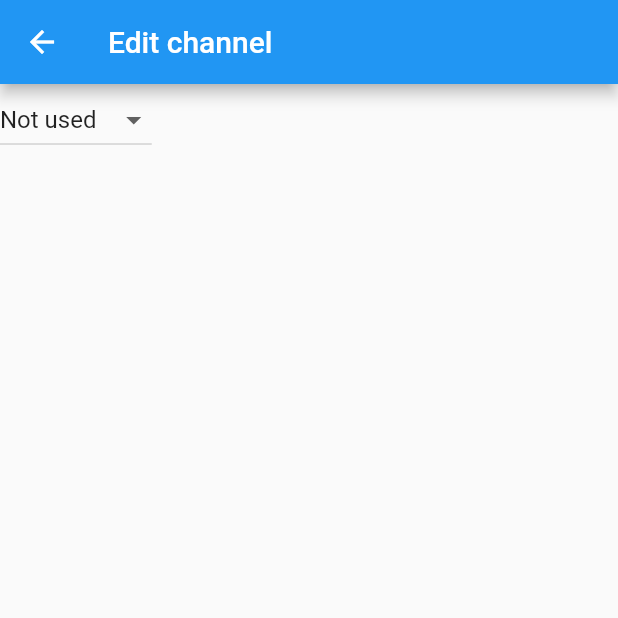
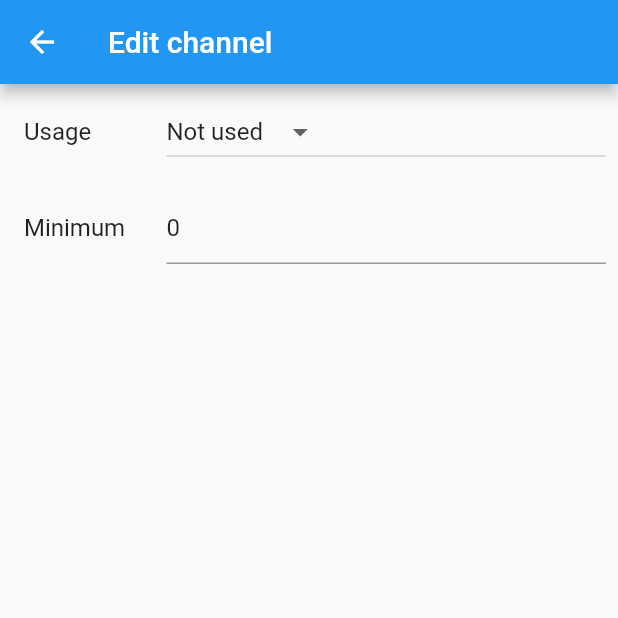
Before and after one commit to TobiasJacob/gcrdeviceconfigurator, a Flutter app: the ChannelPage screen opened directly, on a phone screen of 412 x 824 dp, the top half of it. Run offline on Flutter 3.47's test engine with Material 2 defaults, Android fonts, the phone set to English and light mode, and no system bars; our stand-ins replace file_picker, localstorage; missing offline and left inert: dartusbhid.

Commit message:
Added min value

```diff
--- a/lib/data/app_settings.dart
+++ b/lib/data/app_settings.dart
@@ -27,7 +27,9 @@ class AppSettings extends ChangeNotifier {
     await storage.ready;
 
     final appSettings = AppSettings(storage);
-    appSettings.reload();
+    // Use await appSettings.save(); here to reset to factory
+    // appSettings.save();
+    await appSettings.reload();
     return appSettings;
   }
 
--- a/lib/data/channel.dart
+++ b/lib/data/channel.dart
@@ -5,8 +5,8 @@ import 'app_settings.dart';
 
 class Channel extends ChangeNotifier {
   Usage usage;
-  double minValue;
-  double maxValue;
+  int minValue;
+  int maxValue;
 
   bool edited = false;
 
@@ -47,13 +47,13 @@ class Channel extends ChangeNotifier {
     notifyListeners();
   }
 
-  void setMinValue(double minValue) {
+  void setMinValue(int minValue) {
     this.minValue = minValue;
     edited = true;
     notifyListeners();
   }
 
-  void setMaxValue(double maxValue) {
+  void setMaxValue(int maxValue) {
     this.maxValue = maxValue;
     edited = true;
     notifyListeners();
--- a/lib/i18n/langs/language_de.dart
+++ b/lib/i18n/langs/language_de.dart
@@ -99,5 +99,19 @@ class LanguageDe extends Languages {
   String get wantToSaveSettings => "Möchten Sie die Einstellungen speichern?";
 
   @override
+  String channel(int index) {
+    return "Kanal $index";
+  }
+
+  @override
   String get editChannel => "Kanal bearbeiten";
+
+  @override
+  String get usageLabel => "Funktion";
+
+  @override
+  String get minValue => "Minimum";
+
+  @override
+  String get maxValue => "Maximum";
 }
--- a/lib/i18n/langs/language_en.dart
+++ b/lib/i18n/langs/language_en.dart
@@ -99,5 +99,19 @@ class LanguageEn extends Languages {
   String get wantToSaveSettings => "Do you want to save the settings?";
 
   @override
+  String channel(int index) {
+    return "Channel $index";
+  }
+
+  @override
   String get editChannel => "Edit channel";
+
+  @override
+  String get usageLabel => "Usage";
+
+  @override
+  String get minValue => "Minimum";
+
+  @override
+  String get maxValue => "Maximum";
 }
--- a/lib/i18n/languages.dart
+++ b/lib/i18n/languages.dart
@@ -42,6 +42,11 @@ abstract class Languages {
   String get saveSettings;
   String get wantToSaveSettings;
 
+  String channel(int index);
+
   // Channel Settings
   String get editChannel;
+  String get usageLabel;
+  String get minValue;
+  String get maxValue;
 }
--- a/lib/pages/settings/channels/channel_page.dart
+++ b/lib/pages/settings/channels/channel_page.dart
@@ -1,16 +1,31 @@
 import 'package:flutter/material.dart';
 import 'package:gcrdeviceconfigurator/data/channel.dart';
+import 'package:gcrdeviceconfigurator/pages/settings/settings_tile.dart';
 
 import '../../../data/app_settings.dart';
 import '../../../i18n/languages.dart';
 
-class ChannelPage extends StatelessWidget {
+class ChannelPage extends StatefulWidget {
   const ChannelPage({super.key});
+
+  @override
+  State<ChannelPage> createState() => _ChannelPageState();
+}
+
+class _ChannelPageState extends State<ChannelPage> {
+  TextEditingController minController = TextEditingController();
+  TextEditingController maxController = TextEditingController();
+
+  bool initialized = false;
 
   @override
   Widget build(BuildContext context) {
     final lang = Languages.of(context);
     final channel = Channel.of(context);
+    if (!initialized) {
+      initialized = true;
+      minController.text = channel.minValue.toString();
+    }
 
     return Scaffold(
       appBar: AppBar(
@@ -18,14 +33,31 @@ class ChannelPage extends StatelessWidget {
       ),
       body: Column(
         children: [
-          DropdownButton<Usage>(
+          SettingsTile(
+              title: lang.usageLabel,
+              child: DropdownButton<Usage>(
                 onChanged: (value) => channel.setUsage(value!),
                 value: channel.usage,
                 items: Usage.values
                     .map((e) =>
                         DropdownMenuItem(value: e, child: Text(lang.usage(e))))
                     .toList(),
-          )
+              )),
+          SettingsTile(
+              title: lang.minValue,
+              child: FocusScope(
+                onFocusChange: (value) {
+                  final valueInt = int.tryParse(minController.text);
+                  if (valueInt != null) {
+                    channel.setMinValue(valueInt);
+                  }
+                  minController.text = channel.minValue.toString();
+                },
+                child: TextField(
+                  controller: minController,
+                  onChanged: (value) {},
+                ),
+              )),
         ],
       ),
     );
```
Also changed, not shown: lib/pages/settings/channel_tile.dart (+13 -12 lines). Lines whose indentation alone changed are shown as unchanged.
